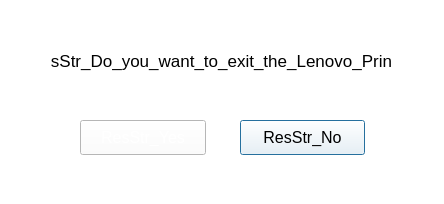
Qt form cpath/promptdialog.ui (lzk/statusmonitor) before a commit.
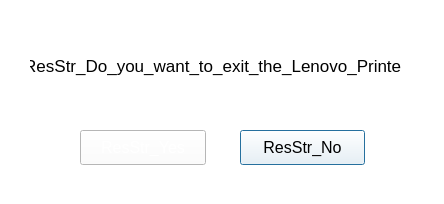
The same form after that commit. Icons and pictures are not drawn.

What changed in the file:
```diff
--- a/cpath/promptdialog.ui
+++ b/cpath/promptdialog.ui
@@ -29,7 +29,7 @@
    <property name="geometry">
     <rect>
      <x>240</x>
-     <y>120</y>
+     <y>130</y>
      <width>125</width>
      <height>35</height>
     </rect>
@@ -64,7 +64,7 @@
    <property name="geometry">
     <rect>
      <x>80</x>
-     <y>120</y>
+     <y>130</y>
      <width>126</width>
      <height>35</height>
     </rect>
@@ -107,10 +107,10 @@
   <widget class="QLabel" name="label">
    <property name="geometry">
     <rect>
-     <x>50</x>
+     <x>30</x>
      <y>20</y>
-     <width>341</width>
-     <height>81</height>
+     <width>371</width>
+     <height>91</height>
     </rect>
    </property>
    <property name="font">
```
